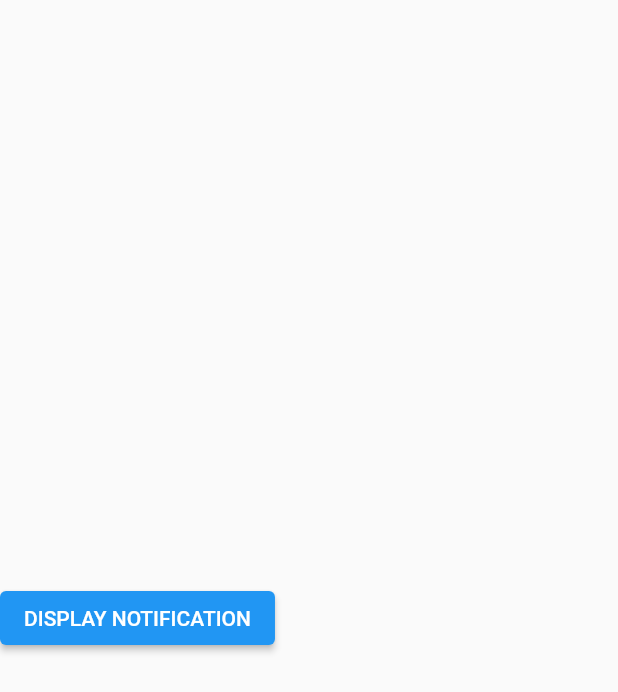
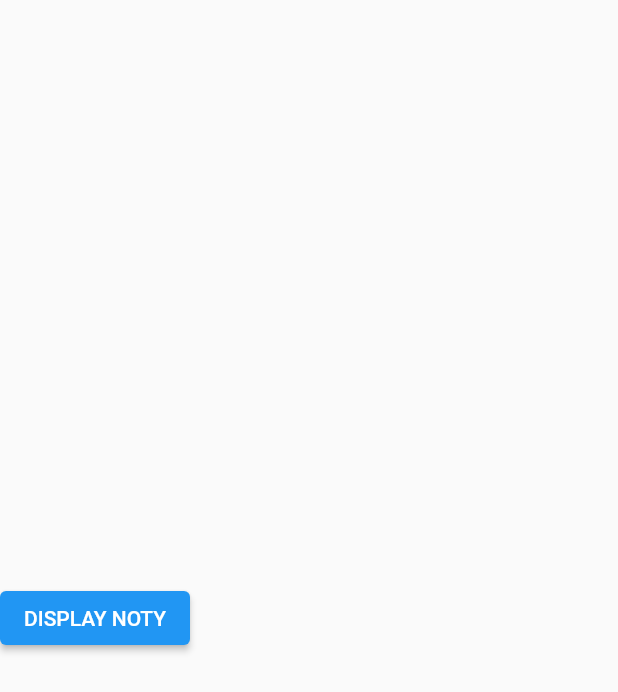
Before and after one commit to tauqeerkhattak/test_notifications, a Flutter app: the screen it shows after launch, on a phone screen of 412 x 824 dp. Shown: the top 692 px of the screen. Run offline on Flutter 3.47's test engine with Material 2 defaults, Android fonts, the phone set to English and light mode, and no system bars; our stand-ins replace cloud_firestore, firebase_core, flutter_local_notifications; missing offline and left inert: flutter_background_service; accounts and stored records are empty.

```diff
--- a/lib/screens/home.dart
+++ b/lib/screens/home.dart
@@ -26,7 +26,7 @@ class _HomeState extends State<Home> {
               await BackgroundService.start();
             },
             child: const Text(
-              'DISPLAY NOTIFICATION',
+              'DISPLAY NOTY',
             ),
           ),
         ],
```
